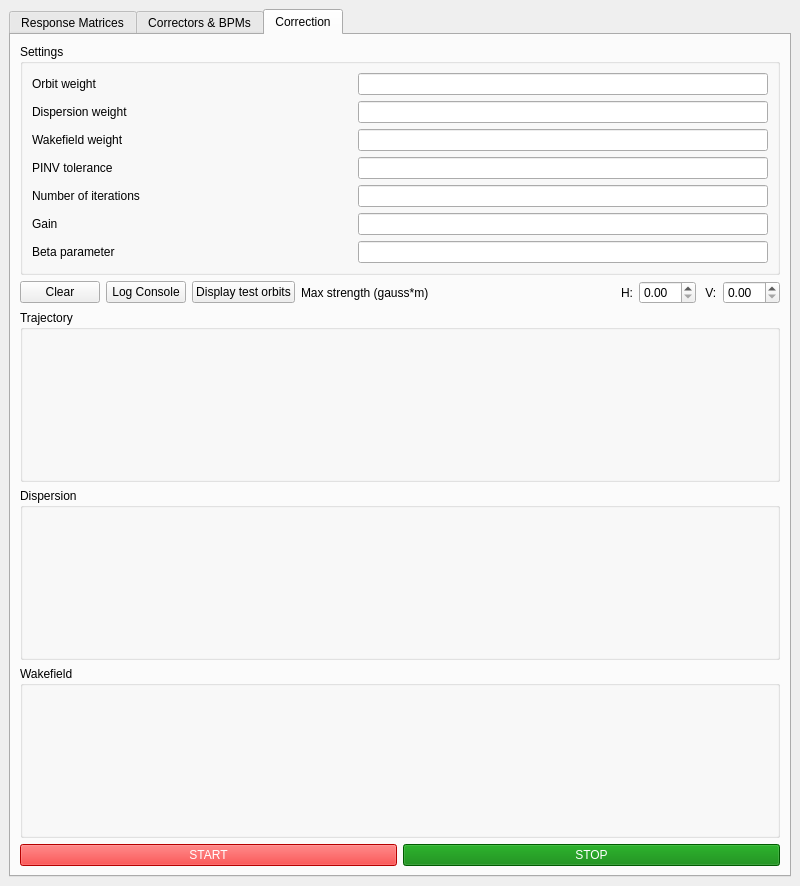
Qt form BBA_GUI.ui (wiktoria-malek/flight-simulator) before a commit.
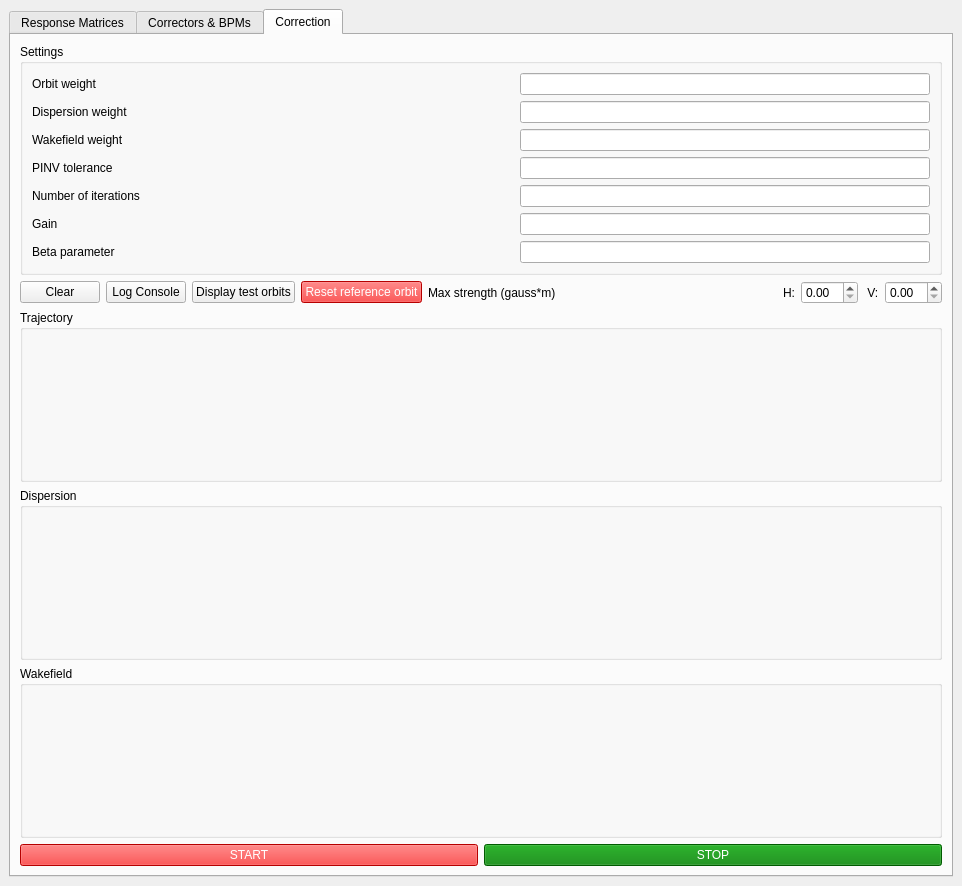
The same form after that commit. The open tabs and pages were chosen to show the change.

Commit message: Adding beta parameter to the correction, reset reference orbit, displaying BPM weights in the GUI

```diff
--- a/BBA_GUI.ui
+++ b/BBA_GUI.ui
@@ -6,7 +6,7 @@
    <rect>
     <x>0</x>
     <y>0</y>
-    <width>800</width>
+    <width>962</width>
     <height>886</height>
    </rect>
   </property>
@@ -650,6 +650,16 @@
               </property>
              </widget>
             </item>
+            <item>
+             <widget class="QPushButton" name="pushButton_reset_ref_orbit">
+               <property name="styleSheet">
+               <string notr="true">background-color: red; color: white;</string>
+              </property>
+              <property name="text">
+               <string>Reset reference orbit</string>
+              </property>
+             </widget>
+            </item>
             <item>
              <layout class="QHBoxLayout" name="current_layout">
               <item>
```
The commit also changes 2 other files.
